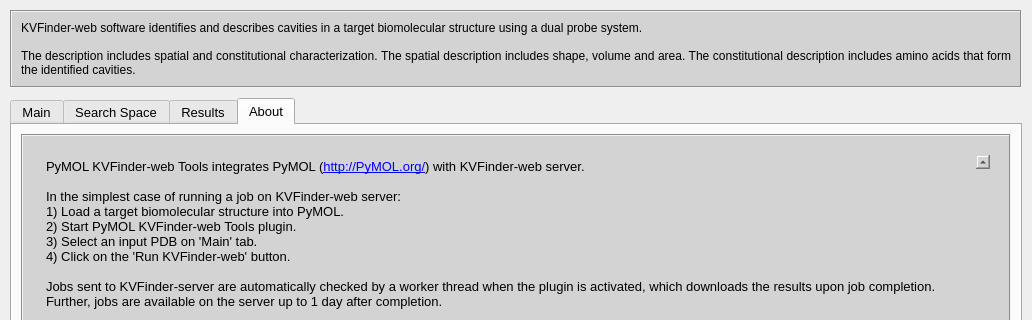
Above: client/PyMOL-KVFinder-web-tools/PyMOL-KVFinder-web-tools.ui from jvsguerra/kvfinder-ws before the change; both pictures show x 0 to 1032 and y 0 to 320 of the 1032 by 707 pixel window. Below: the same form after it.
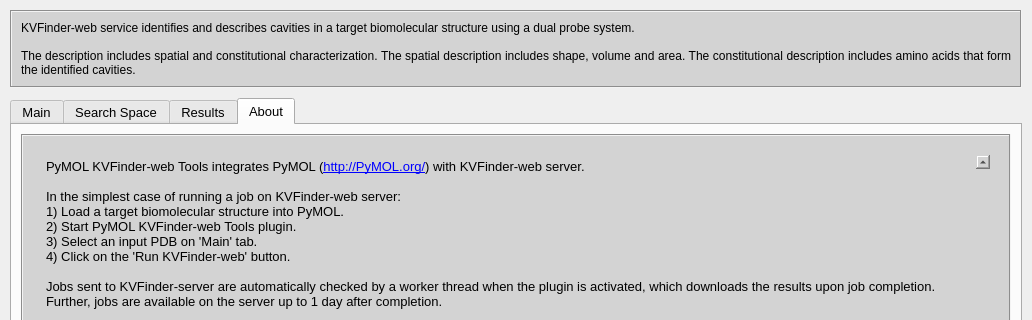
That is the form after the change. The open tabs and pages were chosen to show the change.

Commit message: Add web-service url

The edit to the form file:
```diff
--- a/client/PyMOL-KVFinder-web-tools/PyMOL-KVFinder-web-tools.ui
+++ b/client/PyMOL-KVFinder-web-tools/PyMOL-KVFinder-web-tools.ui
@@ -77,7 +77,7 @@
        <enum>QFrame::Sunken</enum>
       </property>
       <property name="text">
-       <string notr="true">KVFinder-web software identifies and describes cavities in a target biomolecular structure using a dual probe system.
+       <string notr="true">KVFinder-web service identifies and describes cavities in a target biomolecular structure using a dual probe system.
 
 The description includes spatial and constitutional characterization. The spatial description includes shape, volume and area. The constitutional description includes amino acids that form the identified cavities.</string>
       </property>
```
Left out of the diff: 70 changed lines with no effect on the pictures.
